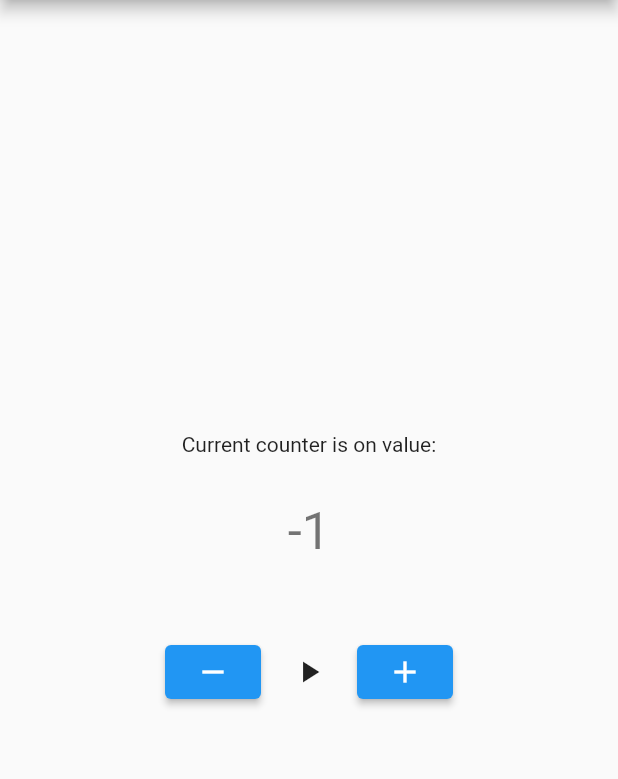
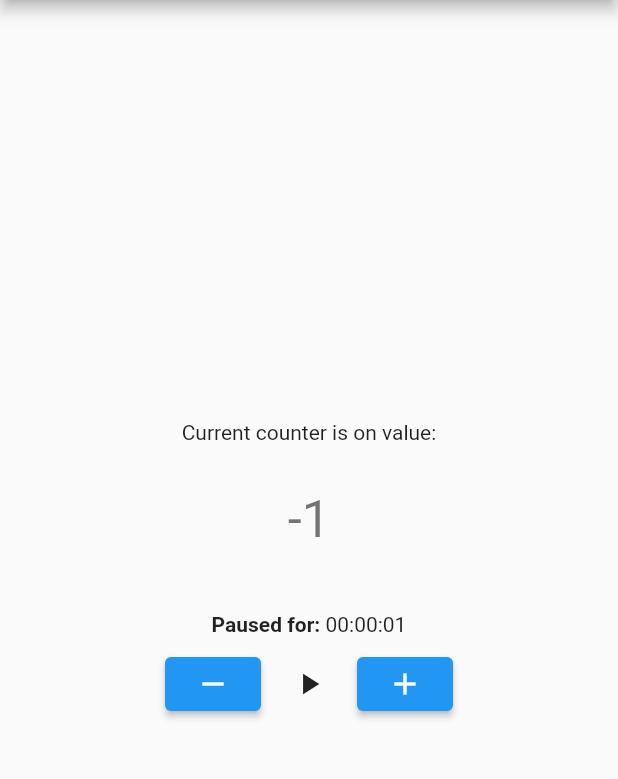
Before and after one commit to Jictyvoo/TallyCounterFlutter, a Flutter app: the screen it shows after launch, after a tap on the "remove" icon, after a tap on the "pause" icon, on a phone screen of 412 x 824 dp, the part 84-863 px from its top. Run offline on Flutter 3.47's test engine with Material 2 defaults, Android fonts, the phone set to English and light mode, and no system bars; our stand-ins replace flutter_modular, isar; accounts and stored records are empty; generated files the repository leaves out were written again; statements that could not run were skipped.

Commit message:
:construction: feat: [WIP] Create pause timer widget
The pause widget utilizes a TickerProviderStateMixin, and calculates the delta time to ensure it will repaint widget only after a second

```diff
--- a/lib/app/home_page.dart
+++ b/lib/app/home_page.dart
@@ -35,16 +35,8 @@ class _HomePageState extends State<HomePage> {
           )
         ],
       ),
-      body: Center(
-        child: Column(
-          mainAxisAlignment: MainAxisAlignment.center,
-          children: const <Widget>[
-            Text(
-              'Current counter is on value:',
-            ),
-            CounterPage(),
-          ],
-        ),
+      body: const Center(
+        child: CounterPage(),
       ),
     );
   }
--- a/lib/app/pages/counter/counter_page.dart
+++ b/lib/app/pages/counter/counter_page.dart
@@ -1,4 +1,5 @@
 import 'package:flutter/material.dart';
+import 'package:tally_counter/app/pages/counter/widgets/pause_duration_timer_widget.dart';
 
 import 'counter_store.dart';
 import 'widgets/change_value_dialog.dart';
@@ -13,11 +14,29 @@ class CounterPage extends StatefulWidget {
 class _CounterPageState extends State<CounterPage> {
   final CounterStore _store = CounterStore();
 
+  Widget _buildPauseDuration() {
+    return Row(
+      mainAxisAlignment: MainAxisAlignment.center,
+      children: [
+        const Text(
+          'Paused for: ',
+          style: TextStyle(fontWeight: FontWeight.bold),
+        ),
+        PauseDurationTimerWidget(
+          elapsedPauseTime: _store.pauseDuration,
+        ),
+      ],
+    );
+  }
+
   @override
   Widget build(BuildContext context) {
     return Column(
       mainAxisSize: MainAxisSize.min,
       children: [
+        const Text(
+          'Current counter is on value:',
+        ),
         ConstrainedBox(
           constraints: const BoxConstraints(minWidth: 100, minHeight: 100),
           child: TextButton(
@@ -49,6 +68,7 @@ class _CounterPageState extends State<CounterPage> {
           ),
         ),
         const SizedBox(height: 12),
+        if (_store.isPaused) _buildPauseDuration(),
         ButtonBar(
           alignment: MainAxisAlignment.center,
           mainAxisSize: MainAxisSize.max,
--- a/lib/app/pages/counter/counter_store.dart
+++ b/lib/app/pages/counter/counter_store.dart
@@ -64,6 +64,8 @@ class CounterStore {
 
   bool get isPaused => _isPaused;
 
+  Duration get pauseDuration => _pauseTime?.duration ?? const Duration();
+
   void _resetLastRegister() {
     final now = DateTime.now();
     _lastRegister = CounterRegister(
--- /dev/null
+++ b/lib/app/pages/counter/widgets/pause_duration_timer_widget.dart
@@ -0,0 +1,71 @@
+import 'package:flutter/material.dart';
+import 'package:flutter/scheduler.dart';
+import 'package:intl/intl.dart';
+
+class PauseDurationTimerWidget extends StatefulWidget {
+  final Duration elapsedPauseTime;
+
+  const PauseDurationTimerWidget({
+    Key? key,
+    this.elapsedPauseTime = const Duration(),
+  }) : super(key: key);
+
+  @override
+  State<PauseDurationTimerWidget> createState() =>
+      _PauseDurationTimerWidgetState();
+}
+
+class _PauseDurationTimerWidgetState extends State<PauseDurationTimerWidget>
+    with TickerProviderStateMixin {
+  String _timeString = '';
+  Duration _lastElapsedTime;
+  Duration _initDuration;
+  Duration _timer;
+  late Ticker _ticker;
+
+  _PauseDurationTimerWidgetState()
+      : _timer = const Duration(),
+        _initDuration = const Duration(),
+        _lastElapsedTime = const Duration();
+
+  @override
+  void initState() {
+    super.initState();
+    if (_timer.inSeconds <= 0) {
+      _timer = widget.elapsedPauseTime;
+    }
+    _initDuration = _timer;
+    _ticker = createTicker(_getTime)..start();
+    _timeString = _formatDuration(widget.elapsedPauseTime);
+  }
+
+  @override
+  void dispose() {
+    _ticker.dispose();
+    super.dispose();
+  }
+
+  String _formatDuration(Duration newDuration) {
+    final formatter = DateFormat.Hms();
+    return formatter.format(DateTime(0).add(newDuration));
+  }
+
+  void _getTime(Duration elapsed) {
+    final deltaTime = elapsed - _lastElapsedTime;
+    if (deltaTime.inSeconds > 0) {
+      _lastElapsedTime = elapsed;
+      _timer = _initDuration + elapsed;
+      _lastElapsedTime = const Duration();
+      if (mounted) {
+        setState(() {
+          _timeString = _formatDuration(_timer);
+        });
+      }
+    }
+  }
+
+  @override
+  Widget build(BuildContext context) {
+    return Text(_timeString);
+  }
+}
```
